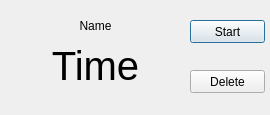
Afohtim/OOP-oof-, file Lab 2/untitled/timerwidget.ui: the form before one commit.
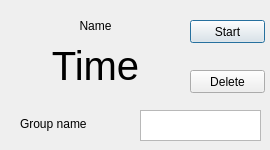
The form after the commit.

```diff
--- a/Lab 2/untitled/timerwidget.ui
+++ b/Lab 2/untitled/timerwidget.ui
@@ -7,7 +7,7 @@
     <x>0</x>
     <y>0</y>
     <width>270</width>
-    <height>115</height>
+    <height>150</height>
    </rect>
   </property>
   <property name="windowTitle">
@@ -76,6 +76,29 @@
     <set>Qt::AlignCenter</set>
    </property>
   </widget>
+  <widget class="QLabel" name="groupLabel">
+   <property name="geometry">
+    <rect>
+     <x>20</x>
+     <y>116</y>
+     <width>71</width>
+     <height>16</height>
+    </rect>
+   </property>
+   <property name="text">
+    <string>Group name</string>
+   </property>
+  </widget>
+  <widget class="QPlainTextEdit" name="groupEdit">
+   <property name="geometry">
+    <rect>
+     <x>140</x>
+     <y>110</y>
+     <width>121</width>
+     <height>31</height>
+    </rect>
+   </property>
+  </widget>
  </widget>
  <resources/>
  <connections/>
```
